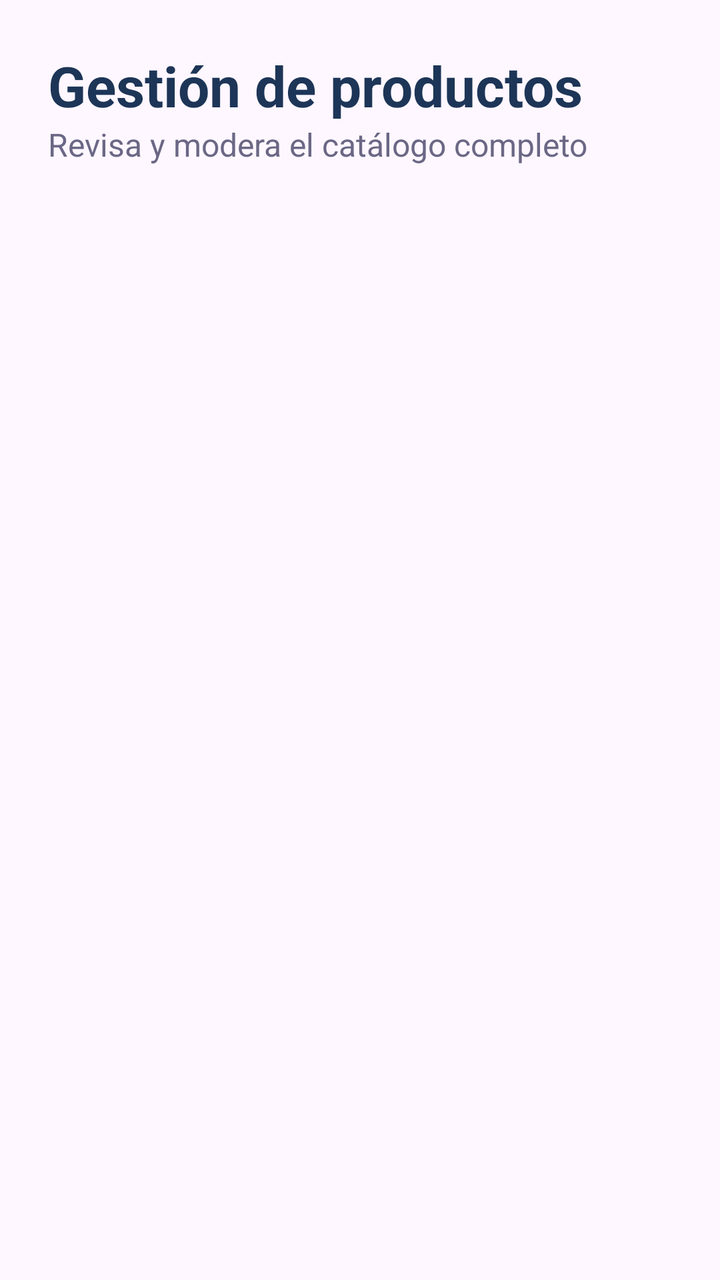
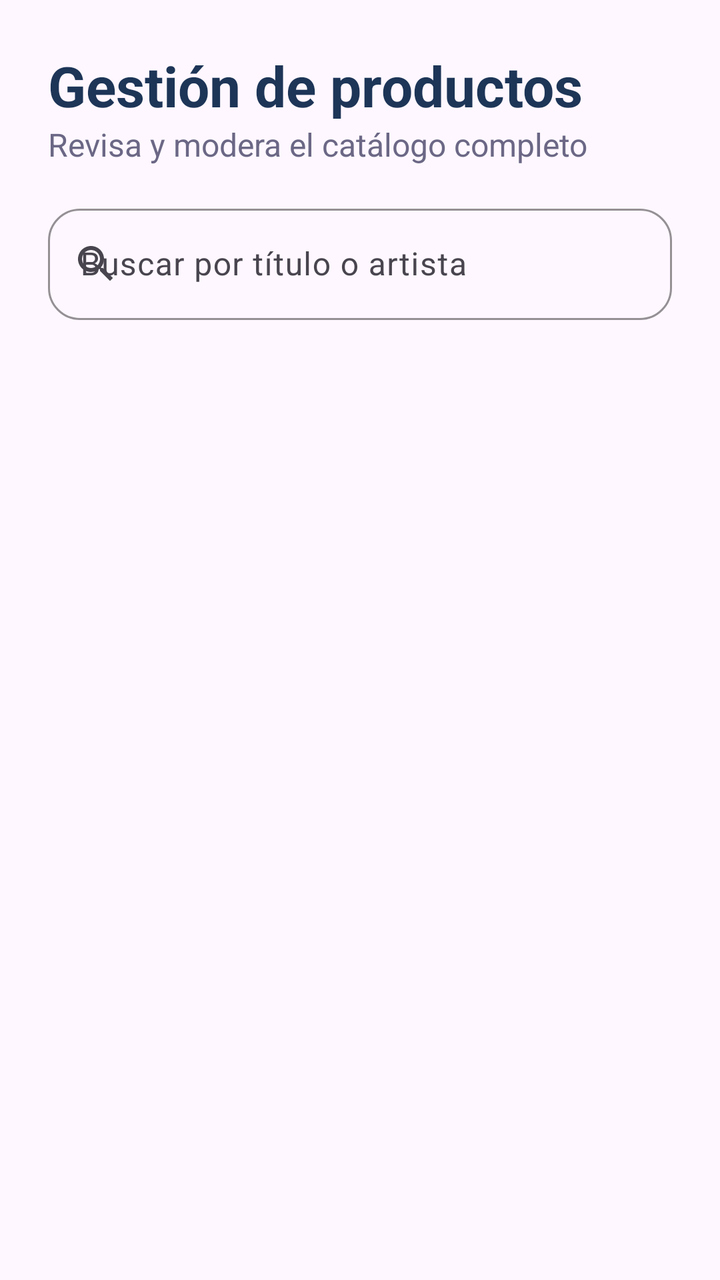

Two renders of the same Android screen: before a commit and after it. Below are the layout's source before the change and the commit's diff.
<!-- AndroidManifest.xml: application theme Theme.VinylCDVault -->
<!-- res/layout/fragment_admin_products.xml -->
<?xml version="1.0" encoding="utf-8"?>
<LinearLayout xmlns:android="http://schemas.android.com/apk/res/android"
    android:layout_width="match_parent"
    android:layout_height="match_parent"
    android:orientation="vertical"
    android:padding="@dimen/screen_padding">

    <TextView
        style="@style/App.Text.Title"
        android:layout_width="wrap_content"
        android:layout_height="wrap_content"
        android:text="@string/admin_products_title" />

    <TextView
        style="@style/App.Text.Body"
        android:layout_width="wrap_content"
        android:layout_height="wrap_content"
        android:layout_marginBottom="@dimen/spacing_medium"
        android:text="@string/admin_products_subtitle" />

    <androidx.recyclerview.widget.RecyclerView
        android:id="@+id/rvAdminProducts"
        android:layout_width="match_parent"
        android:layout_height="0dp"
        android:layout_weight="1" />
</LinearLayout>
<!-- resources referenced by this layout -->
<resources>
  <dimen name="screen_padding">24dp</dimen>
  <dimen name="spacing_medium">16dp</dimen>
  <string name="admin_products_subtitle">Revisa y modera el catálogo completo</string>
  <string name="admin_products_title">Gestión de productos</string>
  <style name="App.Text.Body">
          <item name="android:textSize">@dimen/text_body</item>
          <item name="android:textColor">@color/text_secondary</item>
      </style>
  <style name="App.Text.Title">
          <item name="android:textSize">@dimen/text_title</item>
          <item name="android:textColor">@color/text_dark</item>
          <item name="android:textStyle">bold</item>
      </style>
  <style name="Theme.VinylCDVault" parent="Theme.Material3.Light.NoActionBar">
          <item name="colorPrimary">@color/primary</item>
          <item name="colorOnPrimary">@color/white</item>
          <item name="colorSecondary">@color/accent</item>
          <item name="colorSecondaryContainer">@color/chip_bg</item>
          <item name="colorOnSecondaryContainer">@color/primary</item>
          <item name="colorOnSurfaceVariant">@color/text_secondary</item>
          <item name="android:windowBackground">@color/background_light</item>
          <item name="android:statusBarColor">@color/primary_dark</item>
      </style>
  <dimen name="text_body">16sp</dimen>
  <color name="text_secondary">#6B6785</color>
  <dimen name="text_title">28sp</dimen>
  <color name="text_dark" type="color">#1D3557</color>
  <color name="primary">#5B3FD1</color>
  <color name="white">#FFFFFF</color>
  <color name="accent">#E63946</color>
  <color name="chip_bg">#DCEBF3</color>
  <color name="background_light" type="color">#F1FAEE</color>
  <color name="primary_dark" type="color">#121212</color>
</resources>

<!-- the commit's change to res/layout/fragment_admin_products.xml (unified diff, before → after) -->
@@ -1,5 +1,6 @@
 <?xml version="1.0" encoding="utf-8"?>
 <LinearLayout xmlns:android="http://schemas.android.com/apk/res/android"
+    xmlns:app="http://schemas.android.com/apk/res-auto"
     android:layout_width="match_parent"
     android:layout_height="match_parent"
     android:orientation="vertical"
@@ -15,12 +16,50 @@
         style="@style/App.Text.Body"
         android:layout_width="wrap_content"
         android:layout_height="wrap_content"
-        android:layout_marginBottom="@dimen/spacing_medium"
         android:text="@string/admin_products_subtitle" />
 
-    <androidx.recyclerview.widget.RecyclerView
-        android:id="@+id/rvAdminProducts"
+    <com.google.android.material.textfield.TextInputLayout
+        style="@style/App.Input"
+        android:layout_width="match_parent"
+        android:layout_height="wrap_content"
+        android:layout_marginTop="@dimen/spacing_medium"
+        android:hint="@string/admin_products_search_hint"
+        app:startIconDrawable="@drawable/ic_search">
+
+        <com.google.android.material.textfield.TextInputEditText
+            android:id="@+id/etProductSearch"
+            android:layout_width="match_parent"
+            android:layout_height="wrap_content"
+            android:inputType="text"
+            android:minHeight="48dp"
+            android:textColor="@color/primary_dark" />
+    </com.google.android.material.textfield.TextInputLayout>
+
+    <TextView
+        android:id="@+id/tvProductsCount"
+        style="@style/App.Text.Small"
+        android:layout_width="wrap_content"
+        android:layout_height="wrap_content"
+        android:layout_marginTop="@dimen/spacing_small"
+        android:layout_marginBottom="@dimen/spacing_small" />
+
+    <FrameLayout
         android:layout_width="match_parent"
         android:layout_height="0dp"
-        android:layout_weight="1" />
+        android:layout_weight="1">
+
+        <androidx.recyclerview.widget.RecyclerView
+            android:id="@+id/rvAdminProducts"
+            android:layout_width="match_parent"
+            android:layout_height="match_parent" />
+
+        <TextView
+            android:id="@+id/tvAdminProductsEmpty"
+            style="@style/App.Text.Body"
+            android:layout_width="match_parent"
+            android:layout_height="match_parent"
+            android:gravity="center"
+            android:text="@string/catalog_no_results"
+            android:visibility="gone" />
+    </FrameLayout>
 </LinearLayout>
<!-- resource entries referenced after the edit -->
@@ -2,10 +2,31 @@
 <resources>
   <dimen name="screen_padding">24dp</dimen>
   <dimen name="spacing_medium">16dp</dimen>
+  <dimen name="spacing_small">8dp</dimen>
+  <!-- drawable ic_search (drawable) -->
+  <vector xmlns:android="http://schemas.android.com/apk/res/android" android:height="24dp" android:tint="#000000" android:viewportHeight="24" android:viewportWidth="24" android:width="24dp">
+        
+      <path android:fillColor="@android:color/white" android:pathData="M15.5,14h-0.79l-0.28,-0.27C15.41,12.59 16,11.11 16,9.5 16,5.91 13.09,3 9.5,3S3,5.91 3,9.5 5.91,16 9.5,16c1.61,0 3.09,-0.59 4.23,-1.57l0.27,0.28v0.79l5,4.99L20.49,19l-4.99,-5zM9.5,14C7.01,14 5,11.99 5,9.5S7.01,5 9.5,5 14,7.01 14,9.5 11.99,14 9.5,14z"/>
+      
+  </vector>
+  <string name="admin_products_search_hint">Buscar por título o artista</string>
   <string name="admin_products_subtitle">Revisa y modera el catálogo completo</string>
   <string name="admin_products_title">Gestión de productos</string>
+  <string name="catalog_no_results">No encontramos discos con ese filtro</string>
+  <style name="App.Input" parent="Widget.Material3.TextInputLayout.OutlinedBox">
+          <item name="boxStrokeColor">@color/primary</item>
+          <item name="hintTextColor">@color/primary</item>
+          <item name="boxCornerRadiusTopStart">@dimen/corner_radius</item>
+          <item name="boxCornerRadiusTopEnd">@dimen/corner_radius</item>
+          <item name="boxCornerRadiusBottomStart">@dimen/corner_radius</item>
+          <item name="boxCornerRadiusBottomEnd">@dimen/corner_radius</item>
+      </style>
   <style name="App.Text.Body">
           <item name="android:textSize">@dimen/text_body</item>
+          <item name="android:textColor">@color/text_secondary</item>
+      </style>
+  <style name="App.Text.Small">
+          <item name="android:textSize">@dimen/text_small</item>
           <item name="android:textColor">@color/text_secondary</item>
       </style>
   <style name="App.Text.Title">
@@ -25,9 +46,11 @@
       </style>
   <dimen name="text_body">16sp</dimen>
   <color name="text_secondary">#6B6785</color>
+  <dimen name="text_small">12sp</dimen>
   <dimen name="text_title">28sp</dimen>
   <color name="text_dark" type="color">#1D3557</color>
   <color name="primary">#5B3FD1</color>
+  <dimen name="corner_radius">16dp</dimen>
   <color name="white">#FFFFFF</color>
   <color name="accent">#E63946</color>
   <color name="chip_bg">#DCEBF3</color>
